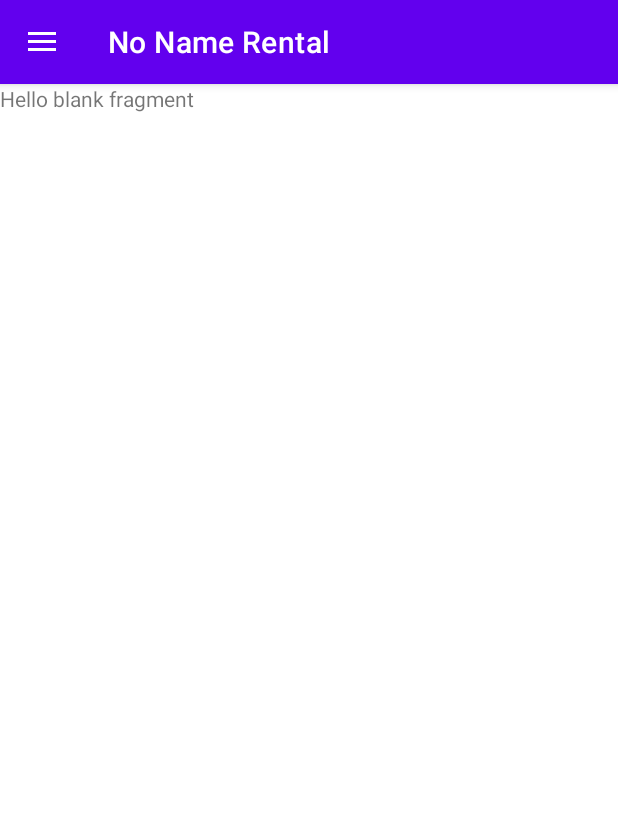
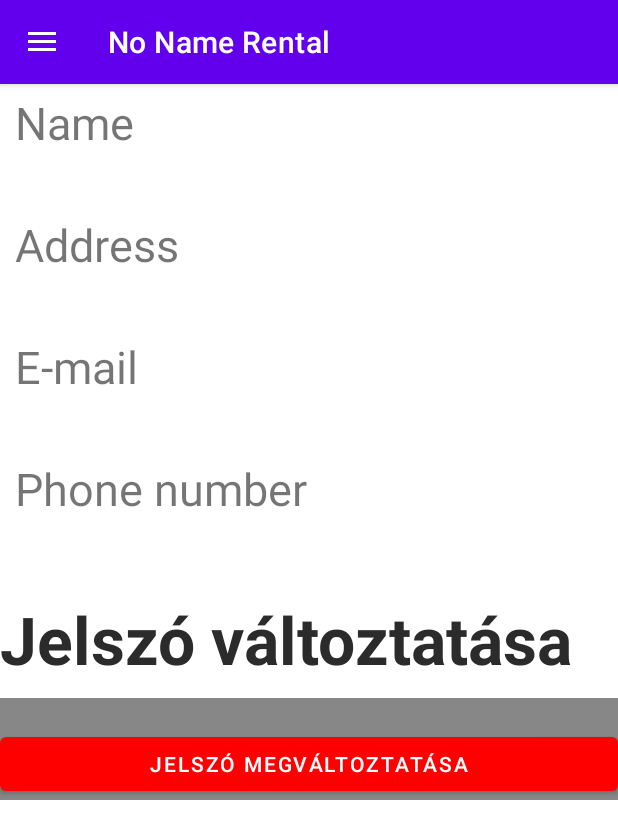
Before and after one commit to PHorvath1/AFP2021, an Android app: the fragment MyProfileFragment placed in its activity, on a phone screen of 412 x 824 dp. Shown: the top 839 px of the screen. Run offline under Robolectric (Android 15) with nearby library versions, the phone set to English and light mode, and no system bars.

Commit message:
Created UI for MyProfile View

```diff
--- a/Android/app/src/main/res/layout/fragment_myprofile.xml
+++ b/Android/app/src/main/res/layout/fragment_myprofile.xml
@@ -1,14 +1,127 @@
 <?xml version="1.0" encoding="utf-8"?>
-<FrameLayout xmlns:android="http://schemas.android.com/apk/res/android"
+<RelativeLayout xmlns:android="http://schemas.android.com/apk/res/android"
+    xmlns:app="http://schemas.android.com/apk/res-auto"
     xmlns:tools="http://schemas.android.com/tools"
     android:layout_width="match_parent"
     android:layout_height="match_parent">
 
+    <LinearLayout
+        android:id="@+id/information"
+        android:layout_width="match_parent"
+        android:layout_height="wrap_content"
+        android:layout_marginStart="10dp"
+        android:layout_marginLeft="10dp"
+        android:layout_marginTop="5dp"
+        android:layout_marginEnd="5dp"
+        android:layout_marginRight="5dp"
+        android:layout_marginBottom="10dp"
+        android:orientation="vertical">
 
-    <!-- TODO: Update blank fragment layout -->
+        <TextView
+            android:id="@+id/tv_name"
+            android:layout_width="match_parent"
+            android:layout_height="wrap_content"
+            android:text="@string/registerUserName"
+            android:textSize="30sp"
+            tools:layout_marginRight="5dp" />
+
+        <TextView
+            android:id="@+id/tv_user_name"
+            android:layout_width="320dp"
+            android:layout_height="wrap_content"
+            android:layout_marginStart="10dp"
+            android:layout_marginLeft="10dp"
+            android:layout_weight="1"
+            android:textColor="#3E3131"
+            android:textSize="30sp"
+            android:textStyle="bold"
+            tools:text="Your name" />
+
+        <TextView
+            android:id="@+id/tv_address"
+            android:layout_width="match_parent"
+            android:layout_height="match_parent"
+            android:text="@string/registerUserAddress"
+            android:textSize="30sp" />
+
+        <TextView
+            android:id="@+id/tv_user_adress"
+            android:layout_width="match_parent"
+            android:layout_height="wrap_content"
+            android:layout_marginStart="10dp"
+            android:layout_marginLeft="10dp"
+            android:layout_weight="1"
+            android:textColor="#3E3131"
+            android:textSize="30sp"
+            android:textStyle="bold"
+            tools:text="Your address" />
+
+        <TextView
+            android:id="@+id/tv_email"
+            android:layout_width="match_parent"
+            android:layout_height="match_parent"
+            android:text="@string/registerUserEmail"
+            android:textSize="30sp" />
+
+        <TextView
+            android:id="@+id/tv_user_email"
+            android:layout_width="match_parent"
+            android:layout_height="wrap_content"
+            android:layout_marginStart="10dp"
+            android:layout_marginLeft="10dp"
+            android:layout_weight="1"
+            android:textColor="#3E3131"
+            android:textSize="30sp"
+            android:textStyle="bold"
+            tools:text="Your email" />
+
+        <TextView
+            android:id="@+id/tv_phone"
+            android:layout_width="match_parent"
+            android:layout_height="match_parent"
+            android:text="@string/registerUserPhonenumber"
+            android:textSize="30sp" />
+
+        <TextView
+            android:id="@+id/tv_user_phone"
+            android:layout_width="match_parent"
+            android:layout_height="wrap_content"
+            android:layout_marginStart="10dp"
+            android:layout_marginLeft="10dp"
+            android:layout_weight="1"
+            android:textColor="#3E3131"
+            android:textSize="30sp"
+            android:textStyle="bold"
+            tools:text="12345678987" />
+
+    </LinearLayout>
+
     <TextView
+        android:id="@+id/tv_password_change_header"
         android:layout_width="match_parent"
-        android:layout_height="match_parent"
-        android:text="@string/hello_blank_fragment" />
+        android:layout_height="wrap_content"
+        android:layout_below="@id/information"
+        android:layout_marginBottom="10dp"
+        android:text="Jelszó változtatása"
+        android:textColor="#2C2B2B"
+        android:textSize="44sp"
+        android:textStyle="bold" />
 
-</FrameLayout>
+    <LinearLayout
+        android:layout_width="match_parent"
+        android:layout_height="wrap_content"
+        android:layout_below="@id/tv_password_change_header"
+        android:background="#ff878787"
+        android:orientation="horizontal"
+        android:paddingTop="20dp">
+
+        <Button
+            android:id="@+id/button"
+            android:layout_width="match_parent"
+            android:layout_height="wrap_content"
+            android:layout_weight="1"
+            android:text="Jelszó megváltoztatása"
+            app:backgroundTint="#FF0000" />
+    </LinearLayout>
+
+</RelativeLayout>
```
